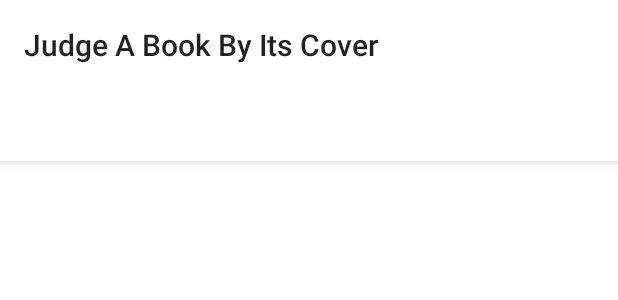
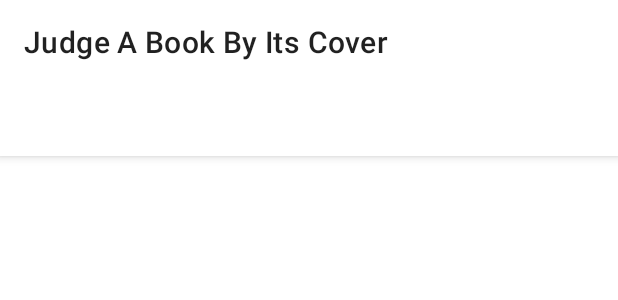
Before and after one commit to lilymtang/judge-a-book-by-its-cover, an Android app: the layout activity_main.xml on its own in the app's theme, with its tools: preview values and no code run, on a phone screen of 412 x 824 dp. Shown: the top 300 px of the screen. Run offline under Robolectric (Android 15) with nearby library versions, the phone set to English and light mode, and no system bars.

Commit message:
feat: add collapsing title bar and adjusted gallery margin spacing

```diff
--- a/app/src/main/java/com/example/judgeabookbyitscover/HomeFragment.kt
+++ b/app/src/main/java/com/example/judgeabookbyitscover/HomeFragment.kt
@@ -1,5 +1,6 @@
 package com.example.judgeabookbyitscover
 
+import MarginItemDecoration
 import android.os.Bundle
 import android.util.Log
 import android.view.LayoutInflater
@@ -33,7 +34,7 @@ class HomeFragment : Fragment(), HomeContract.View, HomeAdapter.OnBookListener {
     override fun onViewCreated(view: View, savedInstanceState: Bundle?) {
         // Configure recycler view
         recyclerView = view.findViewById(R.id.cover_gallery)
-        recyclerView.addItemDecoration(MarginItemDecoration(8))
+        recyclerView.addItemDecoration(MarginItemDecoration(2, 10, includeEdge = true))
         recyclerView.layoutManager = GridLayoutManager(activity, 2)
 
         // Configure adapter
--- a/app/src/main/java/com/example/judgeabookbyitscover/ShelfFragment.kt
+++ b/app/src/main/java/com/example/judgeabookbyitscover/ShelfFragment.kt
@@ -1,5 +1,6 @@
 package com.example.judgeabookbyitscover
 
+import MarginItemDecoration
 import android.os.Bundle
 import android.os.Handler
 import android.util.Log
@@ -33,7 +34,7 @@ class ShelfFragment : Fragment(), ShelfContract.View, HomeAdapter.OnBookListener
     override fun onViewCreated(view: View, savedInstanceState: Bundle?) {
         // Configure recycler view
         recyclerView = view.findViewById(R.id.cover_gallery)
-        recyclerView.addItemDecoration(MarginItemDecoration(8))
+        recyclerView.addItemDecoration(MarginItemDecoration(2, 10, includeEdge = true))
         recyclerView.layoutManager = GridLayoutManager(activity, 2)
 
         // Configure adapter
--- a/app/src/main/res/layout/activity_main.xml
+++ b/app/src/main/res/layout/activity_main.xml
@@ -6,20 +6,20 @@
     android:layout_height="match_parent"
     tools:context=".MainActivity">
 
+
     <com.google.android.material.appbar.AppBarLayout
         android:layout_width="match_parent"
         android:layout_height="wrap_content"
         android:theme="@style/Theme.JudgeABookByItsCover.AppBarOverlay">
 
-        <TextView
+        <com.google.android.material.appbar.MaterialToolbar
             android:id="@+id/title"
-            android:layout_width="wrap_content"
-            android:layout_height="wrap_content"
-            android:gravity="center"
-            android:minHeight="?actionBarSize"
-            android:padding="@dimen/appbar_padding"
-            android:text="@string/app_name"
-            android:textAppearance="@style/TextAppearance.Widget.AppCompat.Toolbar.Title" />
+            android:layout_width="match_parent"
+            android:layout_height="?attr/actionBarSize"
+            app:layout_scrollFlags="scroll|enterAlways|snap"
+            app:title="@string/app_name"
+            android:textAppearance="@style/TextAppearance.Widget.AppCompat.Toolbar.Title"
+            />
 
         <com.google.android.material.tabs.TabLayout
             android:id="@+id/tabs"
@@ -28,7 +28,9 @@
             app:tabTextColor="@color/gray_777"
             app:tabSelectedTextColor="@color/gray_333"
             app:tabIndicatorColor="@color/gray_333"
+            android:tabStripEnabled="false"
             android:background="?attr/colorPrimary" />
+
     </com.google.android.material.appbar.AppBarLayout>
 
     <androidx.viewpager.widget.ViewPager
--- a/app/src/main/res/layout/cover_item.xml
+++ b/app/src/main/res/layout/cover_item.xml
@@ -4,8 +4,7 @@
     xmlns:app="http://schemas.android.com/apk/res-auto"
     xmlns:tools="http://schemas.android.com/tools"
     android:layout_width="match_parent"
-    android:layout_height="wrap_content"
-    android:padding="5dp">
+    android:layout_height="wrap_content">
 
     <ImageView
         android:id="@+id/row_img"
--- a/app/src/main/res/layout/tab_fragment.xml
+++ b/app/src/main/res/layout/tab_fragment.xml
@@ -10,7 +10,6 @@
         android:id="@+id/cover_gallery"
         android:layout_width="match_parent"
         android:layout_height="match_parent"
-        android:layout_margin="5dp"
         tools:layout_editor_absoluteX="120dp" />
 
     <androidx.fragment.app.FragmentContainerView
```
Also changed, not shown: app/src/main/java/com/example/judgeabookbyitscover/MarginItemDecoration.kt (+18 -29 lines).
